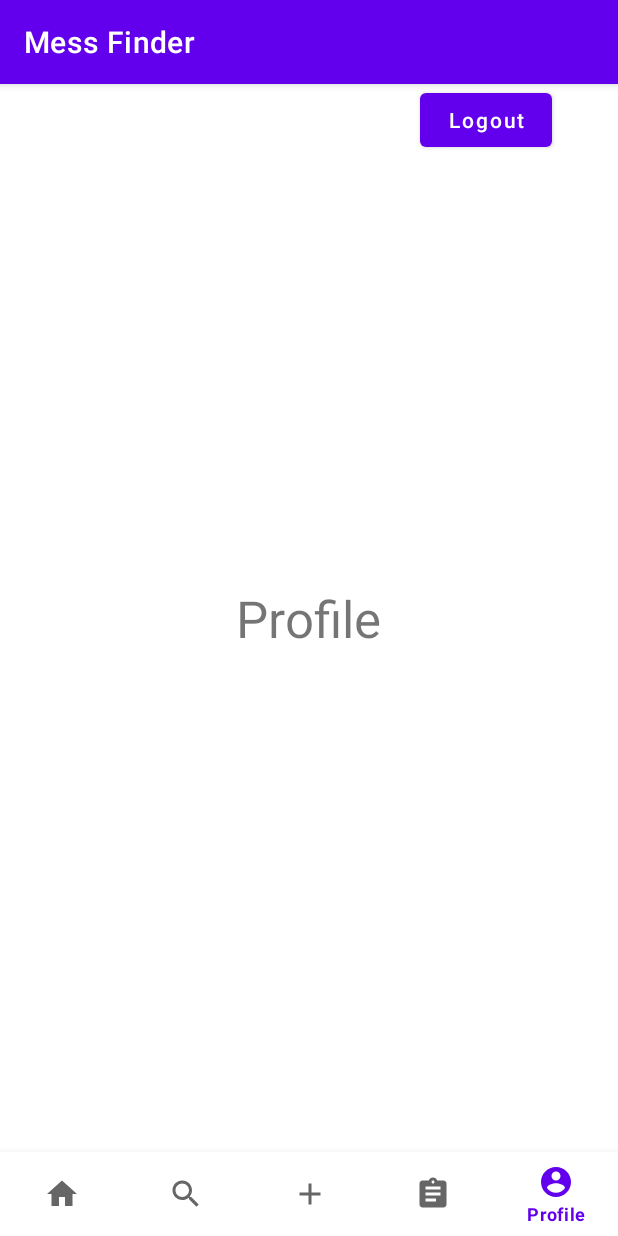
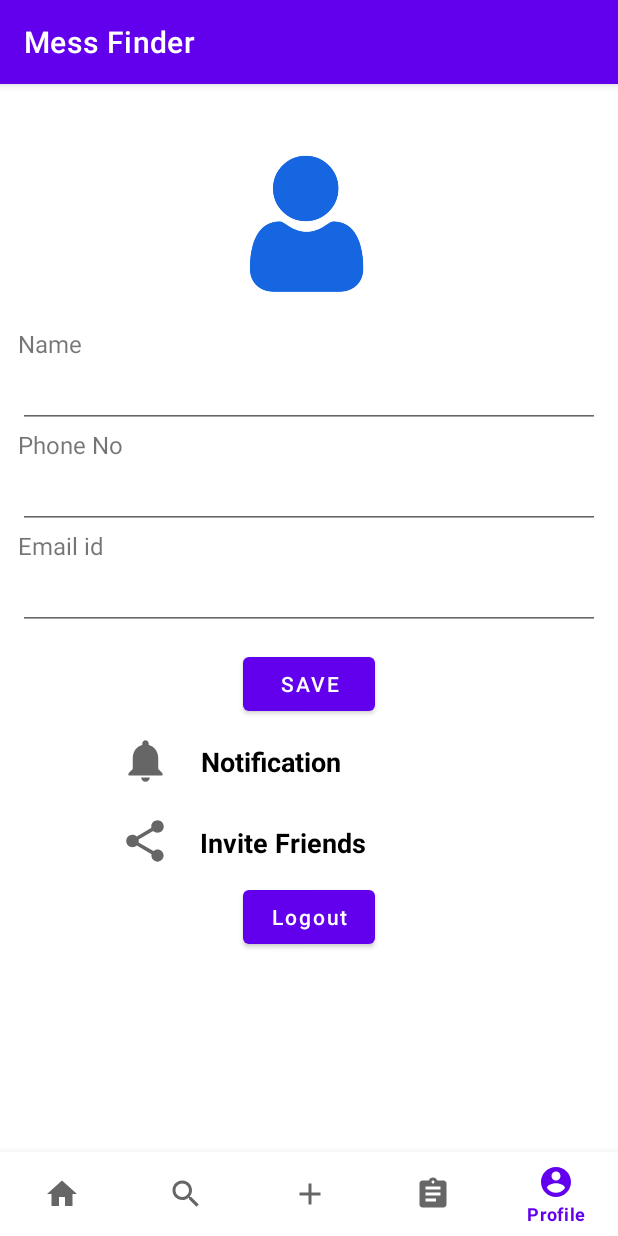
Before and after one commit to bidyutmahato/Mess_Finder, an Android app: the screen it shows after launch (MainActivity), item 5 of the bottom bar chosen, on a phone screen of 412 x 824 dp. Run offline under Robolectric (Android 15) with nearby library versions, the phone set to English and light mode, and no system bars; our stand-ins replace CircleImageView, Firebase (no records; nobody signed in at launch, a user with empty details on screens opened directly).

Commit message:
version 1.0.7 (profile)

```diff
--- /dev/null
+++ b/app/src/main/res/drawable/icon_notification.xml
@@ -0,0 +1,10 @@
+<vector xmlns:android="http://schemas.android.com/apk/res/android"
+    android:width="24dp"
+    android:height="24dp"
+    android:viewportWidth="24"
+    android:viewportHeight="24"
+    android:tint="?attr/colorControlNormal">
+  <path
+      android:fillColor="@android:color/white"
+      android:pathData="M12,22c1.1,0 2,-0.9 2,-2h-4c0,1.1 0.89,2 2,2zM18,16v-5c0,-3.07 -1.64,-5.64 -4.5,-6.32L13.5,4c0,-0.83 -0.67,-1.5 -1.5,-1.5s-1.5,0.67 -1.5,1.5v0.68C7.63,5.36 6,7.92 6,11v5l-2,2v1h16v-1l-2,-2z"/>
+</vector>
--- /dev/null
+++ b/app/src/main/res/drawable/icon_share.xml
@@ -0,0 +1,10 @@
+<vector xmlns:android="http://schemas.android.com/apk/res/android"
+    android:width="24dp"
+    android:height="24dp"
+    android:viewportWidth="24"
+    android:viewportHeight="24"
+    android:tint="?attr/colorControlNormal">
+  <path
+      android:fillColor="@android:color/white"
+      android:pathData="M18,16.08c-0.76,0 -1.44,0.3 -1.96,0.77L8.91,12.7c0.05,-0.23 0.09,-0.46 0.09,-0.7s-0.04,-0.47 -0.09,-0.7l7.05,-4.11c0.54,0.5 1.25,0.81 2.04,0.81 1.66,0 3,-1.34 3,-3s-1.34,-3 -3,-3 -3,1.34 -3,3c0,0.24 0.04,0.47 0.09,0.7L8.04,9.81C7.5,9.31 6.79,9 6,9c-1.66,0 -3,1.34 -3,3s1.34,3 3,3c0.79,0 1.5,-0.31 2.04,-0.81l7.12,4.16c-0.05,0.21 -0.08,0.43 -0.08,0.65 0,1.61 1.31,2.92 2.92,2.92 1.61,0 2.92,-1.31 2.92,-2.92s-1.31,-2.92 -2.92,-2.92z"/>
+</vector>
--- a/app/src/main/res/layout/fragment_profile.xml
+++ b/app/src/main/res/layout/fragment_profile.xml
@@ -1,26 +1,159 @@
 <?xml version="1.0" encoding="utf-8"?>
-<FrameLayout xmlns:android="http://schemas.android.com/apk/res/android"
+<RelativeLayout
+
+    xmlns:android="http://schemas.android.com/apk/res/android"
     xmlns:tools="http://schemas.android.com/tools"
     android:layout_width="match_parent"
     android:layout_height="match_parent"
+    android:orientation="vertical"
+    android:layout_gravity="center"
     tools:context=".Profile">
 
-    <!-- TODO: Update blank fragment layout -->
-    <TextView
+
+    <de.hdodenhof.circleimageview.CircleImageView
+        android:id="@+id/profile_Image"
+        android:layout_width="110dp"
+        android:layout_height="110dp"
+        android:layout_centerHorizontal="true"
+        android:layout_marginTop="40dp"
+        android:src="@drawable/profile_icon" />
+
+    // image View of Profile
+
+
+
+    // this is first layout
+
+    <LinearLayout
+        android:id="@+id/profile_linear_layout"
+        android:layout_width="match_parent"
+        android:layout_height="wrap_content"
+        android:layout_below="@id/profile_Image"
+        android:layout_marginTop="0dp"
+        android:orientation="vertical"
+        android:padding="12dp">
+
+        <TextView
+            android:id="@+id/profile_Name_txt"
+            android:layout_width="match_parent"
+            android:layout_height="wrap_content"
+            android:text="Name"
+            android:textSize="16dp" />
+
+        <EditText
+            android:id="@+id/profile_Name"
+            android:layout_width="match_parent"
+            android:layout_height="wrap_content" />
+
+        <TextView
+            android:id="@+id/profile_phoneNo_text"
+            android:layout_width="match_parent"
+            android:layout_height="wrap_content"
+            android:text="Phone No "
+            android:textSize="16dp" />
+
+        <EditText
+            android:id="@+id/profile_phoneNo"
+            android:layout_width="match_parent"
+            android:layout_height="wrap_content" />
+
+        <TextView
+            android:id="@+id/profile_emailId_txt"
+            android:layout_width="match_parent"
+            android:layout_height="wrap_content"
+            android:text="Email id "
+            android:textSize="16dp" />
+
+        <EditText
+            android:id="@+id/profile_emailId"
+            android:layout_width="match_parent"
+            android:layout_height="wrap_content" />
+
+
+    </LinearLayout>
+
+    <Button
+        android:id="@+id/profile_save"
         android:layout_width="wrap_content"
         android:layout_height="wrap_content"
-        android:layout_gravity="center"
-        android:gravity="center"
-        android:textSize="34dp"
-        android:text="Profile" />
+        android:layout_below="@id/profile_linear_layout"
+        android:layout_centerHorizontal="true"
+        android:text="Save" />
+
+
+
+
+
+    // this is second layout
+
+
+    <LinearLayout
+        android:id="@+id/profile_linear_layout_2"
+        android:layout_width="match_parent"
+        android:layout_height="wrap_content"
+        android:layout_below="@+id/profile_save"
+        android:orientation="horizontal"
+        android:padding="10dp">
+
+        <ImageView
+            android:id="@+id/setting_profile_icon"
+            android:layout_width="34dp"
+            android:layout_height="34dp"
+            android:layout_marginLeft="70dp"
+            android:src="@drawable/icon_notification" />
+
+        <TextView
+            android:layout_width="wrap_content"
+            android:layout_height="wrap_content"
+            android:layout_marginLeft="20dp"
+            android:layout_marginTop="5dp"
+            android:text="Notification"
+            android:textColor="#000"
+            android:textSize="18dp"
+            android:textStyle="bold" />
+
+    </LinearLayout>
+
+
+    // this is third layout
+
+
+
+    <LinearLayout
+        android:id="@+id/profile_linear_layout_3"
+        android:layout_width="match_parent"
+        android:layout_height="wrap_content"
+        android:orientation="horizontal"
+        android:layout_below="@+id/profile_linear_layout_2"
+        android:padding="10dp">
+
+        <ImageView
+            android:id="@+id/setting_share_icon"
+            android:layout_width="33dp"
+            android:layout_height="33dp"
+            android:src="@drawable/icon_share"
+            android:layout_marginLeft="70dp"
+            />
+        <TextView
+            android:layout_width="wrap_content"
+            android:layout_height="wrap_content"
+            android:text="Invite Friends"
+            android:textSize="18dp"
+            android:textStyle="bold"
+            android:textColor="#000"
+            android:layout_marginLeft="20dp"
+            android:layout_marginTop="5dp"/>
+
+    </LinearLayout>
 
     <Button
         android:id="@+id/btn_Logout"
         android:layout_width="wrap_content"
         android:layout_height="wrap_content"
-        android:layout_marginLeft="280dp"
-        android:textAllCaps="false"
-        android:text="Logout" />
+        android:layout_centerHorizontal="true"
+        android:layout_below="@+id/profile_linear_layout_3"
+        android:text="Logout"
+        android:textAllCaps="false" />
 
 
-</FrameLayout>
+</RelativeLayout>
```
